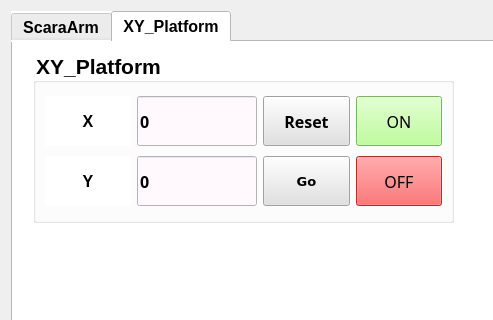
The window that src/Gui/ui/Form_Scara.ui (aiRobots-athome/Joy) describes before a commit, drawn with Qt 5; both pictures show x 0 to 493 and y 0 to 320 of the 1127 by 675 pixel window.
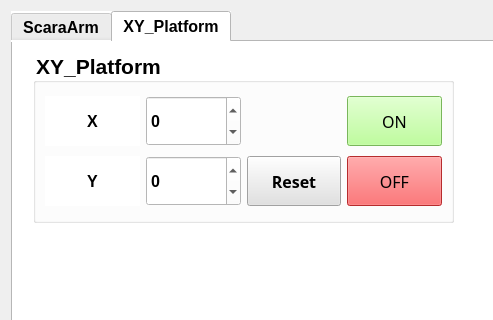
The same window after the commit.

Commit message: GotoPosition with spinBox

Patch:
```diff
--- a/src/Gui/ui/Form_Scara.ui
+++ b/src/Gui/ui/Form_Scara.ui
@@ -1668,69 +1668,6 @@
           </property>
          </widget>
         </item>
-        <item row="0" column="1">
-         <widget class="QLineEdit" name="XYPlatform_lineEdit_X">
-          <property name="minimumSize">
-           <size>
-            <width>0</width>
-            <height>0</height>
-           </size>
-          </property>
-          <property name="maximumSize">
-           <size>
-            <width>120</width>
-            <height>50</height>
-           </size>
-          </property>
-          <property name="font">
-           <font>
-            <family>微軟正黑體</family>
-            <pointsize>12</pointsize>
-            <weight>75</weight>
-            <bold>true</bold>
-           </font>
-          </property>
-          <property name="layoutDirection">
-           <enum>Qt::LeftToRight</enum>
-          </property>
-          <property name="styleSheet">
-           <string notr="true">background-color:rgb(255, 248, 252)</string>
-          </property>
-          <property name="text">
-           <string>0</string>
-          </property>
-          <property name="maxLength">
-           <number>4</number>
-          </property>
-          <property name="alignment">
-           <set>Qt::AlignLeading|Qt::AlignLeft|Qt::AlignVCenter</set>
-          </property>
-         </widget>
-        </item>
-        <item row="0" column="2">
-         <widget class="QPushButton" name="XYPlatform_btn_Reset">
-          <property name="maximumSize">
-           <size>
-            <width>120</width>
-            <height>50</height>
-           </size>
-          </property>
-          <property name="font">
-           <font>
-            <family>微軟正黑體</family>
-            <pointsize>12</pointsize>
-            <weight>75</weight>
-            <bold>true</bold>
-           </font>
-          </property>
-          <property name="styleSheet">
-           <string notr="true">background-color: rgb(225, 225, 225);</string>
-          </property>
-          <property name="text">
-           <string>Reset</string>
-          </property>
-         </widget>
-        </item>
         <item row="0" column="3">
          <widget class="QPushButton" name="XYPlatform_btn_Start">
           <property name="minimumSize">
@@ -1801,78 +1738,6 @@
           </property>
          </widget>
         </item>
-        <item row="1" column="1">
-         <widget class="QLineEdit" name="XYPlatform_lineEdit_Y">
-          <property name="minimumSize">
-           <size>
-            <width>0</width>
-            <height>0</height>
-           </size>
-          </property>
-          <property name="maximumSize">
-           <size>
-            <width>120</width>
-            <height>50</height>
-           </size>
-          </property>
-          <property name="font">
-           <font>
-            <family>微軟正黑體</family>
-            <pointsize>12</pointsize>
-            <weight>75</weight>
-            <bold>true</bold>
-           </font>
-          </property>
-          <property name="layoutDirection">
-           <enum>Qt::LeftToRight</enum>
-          </property>
-          <property name="styleSheet">
-           <string notr="true">background-color:rgb(255, 248, 252)</string>
-          </property>
-          <property name="text">
-           <string>0</string>
-          </property>
-          <property name="maxLength">
-           <number>4</number>
-          </property>
-          <property name="alignment">
-           <set>Qt::AlignLeading|Qt::AlignLeft|Qt::AlignVCenter</set>
-          </property>
-         </widget>
-        </item>
-        <item row="1" column="2">
-         <widget class="QPushButton" name="XYPlatform_btn_PosGo">
-          <property name="minimumSize">
-           <size>
-            <width>0</width>
-            <height>0</height>
-           </size>
-          </property>
-          <property name="maximumSize">
-           <size>
-            <width>120</width>
-            <height>50</height>
-           </size>
-          </property>
-          <property name="font">
-           <font>
-            <family>Bitstream Vera Sans</family>
-            <pointsize>10</pointsize>
-            <weight>75</weight>
-            <bold>true</bold>
-           </font>
-          </property>
-          <property name="styleSheet">
-           <string notr="true">background-color: rgb(225, 225, 225);</string>
-          </property>
-          <property name="text">
-           <string>Go</string>
-          </property>
-          <property name="autoExclusive">
-           <bool>true</bool>
-          </property>
-         </widget>
-        </item>
         <item row="1" column="3">
          <widget class="QPushButton" name="XYPlatform_btn_Stop">
           <property name="minimumSize">
@@ -1908,6 +1773,88 @@
           </property>
          </widget>
         </item>
+        <item row="1" column="1">
+         <widget class="QSpinBox" name="XYPlatform_spinBox_Y">
+          <property name="minimumSize">
+           <size>
+            <width>0</width>
+            <height>0</height>
+           </size>
+          </property>
+          <property name="maximumSize">
+           <size>
+            <width>120</width>
+            <height>50</height>
+           </size>
+          </property>
+          <property name="font">
+           <font>
+            <pointsize>12</pointsize>
+            <weight>75</weight>
+            <bold>true</bold>
+           </font>
+          </property>
+          <property name="minimum">
+           <number>-227</number>
+          </property>
+          <property name="maximum">
+           <number>227</number>
+          </property>
+         </widget>
+        </item>
+        <item row="0" column="1">
+         <widget class="QSpinBox" name="XYPlatform_spinBox_X">
+          <property name="minimumSize">
+           <size>
+            <width>0</width>
+            <height>0</height>
+           </size>
+          </property>
+          <property name="maximumSize">
+           <size>
+            <width>120</width>
+            <height>50</height>
+           </size>
+          </property>
+          <property name="font">
+           <font>
+            <pointsize>12</pointsize>
+            <weight>75</weight>
+            <bold>true</bold>
+           </font>
+          </property>
+          <property name="minimum">
+           <number>-154</number>
+          </property>
+          <property name="maximum">
+           <number>154</number>
+          </property>
+         </widget>
+        </item>
+        <item row="1" column="2">
+         <widget class="QPushButton" name="XYPlatform_btn_Reset">
+          <property name="maximumSize">
+           <size>
+            <width>120</width>
+            <height>50</height>
+           </size>
+          </property>
+          <property name="font">
+           <font>
+            <family>微軟正黑體</family>
+            <pointsize>12</pointsize>
+            <weight>75</weight>
+            <bold>true</bold>
+           </font>
+          </property>
+          <property name="styleSheet">
+           <string notr="true">background-color: rgb(225, 225, 225);</string>
+          </property>
+          <property name="text">
+           <string>Reset</string>
+          </property>
+         </widget>
+        </item>
        </layout>
       </widget>
       <widget class="QGroupBox" name="groupBox_5">
```
The commit also changes 6 other files.
